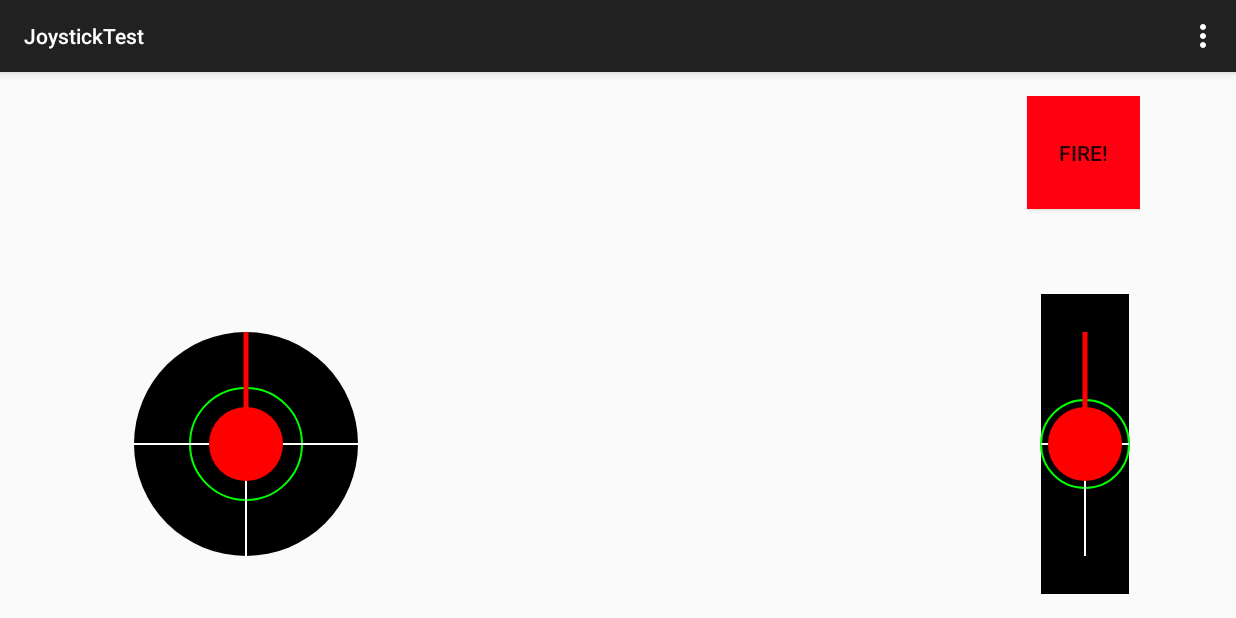
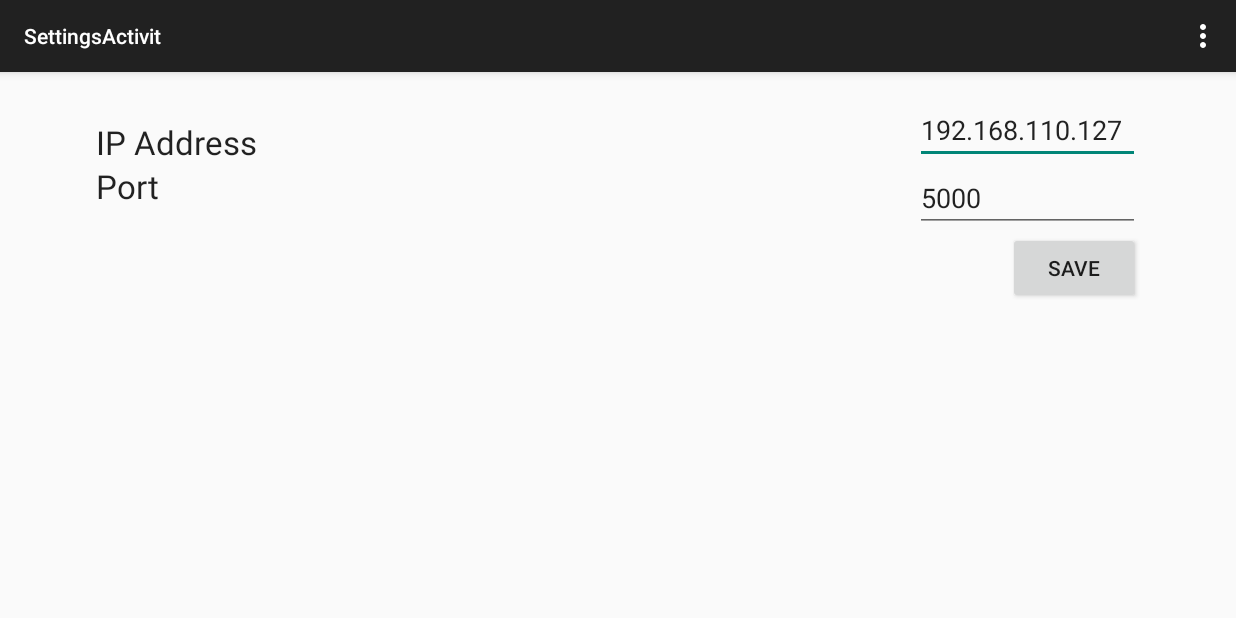
Before and after one commit to rpappa/JoystickTest, an Android app: the screen it shows after launch (test1 before the commit, SettingsActivity after it), in the options menu, after a tap on "Settings", on a phone screen of 824 x 412 dp (held sideways). Run offline under Robolectric (Android 15) with nearby library versions, the phone set to English and light mode, and no system bars.

Commit message:
Settings page
And some controller stuff

```diff
--- a/Android Code/app/build.gradle
+++ b/Android Code/app/build.gradle
@@ -6,7 +6,7 @@ android {
 
     defaultConfig {
         applicationId "com.rpappa.ryan.joysticktest"
-        minSdkVersion 15
+        minSdkVersion 18
         targetSdkVersion 23
         versionCode 1
         versionName "1.0"
--- /dev/null
+++ b/Android Code/app/src/main/java/com/rpappa/ryan/joysticktest/SettingsActivity.java
@@ -0,0 +1,70 @@
+package com.rpappa.ryan.joysticktest;
+
+import android.content.Context;
+import android.content.SharedPreferences;
+import android.support.v7.app.AppCompatActivity;
+import android.os.Bundle;
+import android.view.Menu;
+import android.view.MenuItem;
+import android.view.View;
+import android.widget.Button;
+import android.widget.EditText;
+
+public class SettingsActivity extends AppCompatActivity {
+
+    @Override
+    protected void onCreate(Bundle savedInstanceState) {
+        super.onCreate(savedInstanceState);
+        setContentView(R.layout.activity_settings);
+
+        Context context = getApplicationContext();
+        final SharedPreferences sharedPref = context.getSharedPreferences(
+                "com.rpappa.ryan.joysticktest", Context.MODE_PRIVATE);
+        final SharedPreferences.Editor editor = sharedPref.edit();
+        final String ipKey = "com.rpappa.ryan.joysticktest.ip";
+        final String portKey = "com.rpappa.ryan.joysticktest.port";
+
+        final String ip = sharedPref.getString(ipKey, "192.168.110.127");
+        final int port = sharedPref.getInt(portKey, 5000);
+
+        Button saveButton = (Button) findViewById(R.id.button2);
+        final EditText ipText = (EditText) findViewById(R.id.editText);
+        final EditText portText = (EditText) findViewById(R.id.editText2);
+
+        ipText.setText(ip);
+        portText.setText(String.valueOf(port));
+
+        saveButton.setOnClickListener(new View.OnClickListener() {
+            @Override
+            public void onClick(View v) {
+                editor.putString(ipKey, ipText.getText().toString());
+                editor.putInt(portKey, Integer.valueOf(portText.getText().toString()));
+                test1.ip = ipText.getText().toString();
+                test1.port = Integer.valueOf(portText.getText().toString());
+                editor.apply();
+            }
+        });
+    }
+
+    @Override
+    public boolean onCreateOptionsMenu(Menu menu) {
+        // Inflate the menu; this adds items to the action bar if it is present.
+        getMenuInflater().inflate(R.menu.menu_settings, menu);
+        return true;
+    }
+
+    @Override
+    public boolean onOptionsItemSelected(MenuItem item) {
+        // Handle action bar item clicks here. The action bar will
+        // automatically handle clicks on the Home/Up button, so long
+        // as you specify a parent activity in AndroidManifest.xml.
+        int id = item.getItemId();
+
+        //noinspection SimplifiableIfStatement
+        if (id == R.id.action_settings) {
+            return true;
+        }
+
+        return super.onOptionsItemSelected(item);
+    }
+}
--- a/Android Code/app/src/main/java/com/rpappa/ryan/joysticktest/test1.java
+++ b/Android Code/app/src/main/java/com/rpappa/ryan/joysticktest/test1.java
@@ -1,11 +1,16 @@
 package com.rpappa.ryan.joysticktest;
 
+import android.content.Context;
+import android.content.Intent;
+import android.content.SharedPreferences;
 import android.support.v7.app.AppCompatActivity;
 import android.os.Bundle;
 import android.view.Menu;
 import android.view.MenuItem;
+import android.view.MotionEvent;
 import android.view.View;
 import android.widget.Button;
+import android.widget.RelativeLayout;
 
 import java.net.DatagramPacket;
 import java.net.DatagramSocket;
@@ -21,10 +26,24 @@ public class test1 extends AppCompatActivity {
     public int joyAngle = 0;
     public boolean fire = false;
 
+    public static String ip = "192.168.110.127";
+    public static int port = 5000;
+
     @Override
     protected void onCreate(Bundle savedInstanceState) {
         super.onCreate(savedInstanceState);
         setContentView(R.layout.activity_test1);
+
+        Context context = getApplicationContext();
+        final SharedPreferences sharedPref = context.getSharedPreferences(
+                "com.rpappa.ryan.joysticktest", Context.MODE_PRIVATE);
+        final SharedPreferences.Editor editor = sharedPref.edit();
+        final String ipKey = "com.rpappa.ryan.joysticktest.ip";
+        final String portKey = "com.rpappa.ryan.joysticktest.port";
+
+        ip = sharedPref.getString(ipKey, "192.168.110.127");
+        port = sharedPref.getInt(portKey, 5000);
+
         joystick = (JoystickView) findViewById(R.id.joy);
         slider = (SliderView) findViewById(R.id.slide1);
         fireButton = (Button) findViewById(R.id.button);
@@ -74,8 +93,8 @@ public class test1 extends AppCompatActivity {
                         @Override
                         public void run() {
                             try {
-                                InetAddress address = InetAddress.getByName("192.168.110.127");
-                                DatagramPacket packet = new DatagramPacket(message, message.length, address, 5000);
+                                InetAddress address = InetAddress.getByName(ip);
+                                DatagramPacket packet = new DatagramPacket(message, message.length, address, port);
                                 DatagramSocket datagramSocket = new DatagramSocket();
                                 datagramSocket.send(packet);
                             } catch (Exception e) {
@@ -94,6 +113,28 @@ public class test1 extends AppCompatActivity {
             }
         });
         udpLoop.start();
+
+//        final RelativeLayout main = (RelativeLayout) findViewById(R.id.main);
+//
+//        new Thread(new Runnable() {
+//            @Override
+//            public void run() {
+//                try {
+////                   Thread.sleep(1000);
+//                } catch (Exception e) {
+//                    System.err.println(e);
+//                }
+//                while(1==1) {
+//                    System.out.println(getWindow().getCurrentFocus());
+////                    main.requestFocus();
+//                    try {
+//                        Thread.sleep(500);
+//                    } catch (Exception e) {
+//                        System.err.println(e);
+//                    }
+//                }
+//            }
+//        }).start();
     }
 
     @Override
@@ -112,9 +153,32 @@ public class test1 extends AppCompatActivity {
 
         //noinspection SimplifiableIfStatement
         if (id == R.id.action_settings) {
+            Intent intent = new Intent(test1.this, SettingsActivity.class);
+            test1.this.startActivity(intent);
             return true;
         }
 
         return super.onOptionsItemSelected(item);
     }
+
+//    @Override
+//    public boolean onGenericMotionEvent(MotionEvent event) {
+//        if (event.isFromSource(InputDevice.SOURCE_CLASS_JOYSTICK)) {
+//            if (event.getAction() == MotionEvent.ACTION_MOVE) {
+//                // process the joystick movement...
+//                return true;
+//            }
+//        }
+//        if (event.isFromSource(InputDevice.SOURCE_CLASS_POINTER)) {
+//            switch (event.getAction()) {
+//                case MotionEvent.ACTION_HOVER_MOVE:
+//                    // process the mouse hover movement...
+//                    return true;
+//                case MotionEvent.ACTION_SCROLL:
+//                    // process the scroll wheel movement...
+//                    return true;
+//            }
+//        }
+//        return super.onGenericMotionEvent(event);
+//    }
 }
--- /dev/null
+++ b/Android Code/app/src/main/res/layout/activity_settings.xml
@@ -0,0 +1,60 @@
+<RelativeLayout xmlns:android="http://schemas.android.com/apk/res/android"
+    xmlns:tools="http://schemas.android.com/tools" android:layout_width="match_parent"
+    android:layout_height="match_parent" android:paddingLeft="@dimen/activity_horizontal_margin"
+    android:paddingRight="@dimen/activity_horizontal_margin"
+    android:paddingTop="@dimen/activity_vertical_margin"
+    android:paddingBottom="@dimen/activity_vertical_margin"
+    tools:context="com.rpappa.ryan.joysticktest.SettingsActivity">
+
+    <EditText
+        android:layout_width="150dp"
+        android:layout_height="wrap_content"
+        android:id="@+id/editText"
+        android:text="192.168.110.127"
+        android:layout_alignParentTop="true"
+        android:layout_alignParentRight="true"
+        android:layout_alignParentEnd="true" />
+
+    <EditText
+        android:layout_width="wrap_content"
+        android:layout_height="wrap_content"
+        android:inputType="number"
+        android:ems="10"
+        android:id="@+id/editText2"
+        android:text="5000"
+        android:layout_below="@+id/editText"
+        android:layout_alignParentRight="true"
+        android:layout_alignParentEnd="true"
+        android:layout_alignLeft="@+id/editText"
+        android:layout_alignStart="@+id/editText" />
+
+    <TextView
+        android:layout_width="wrap_content"
+        android:layout_height="wrap_content"
+        android:textAppearance="?android:attr/textAppearanceLarge"
+        android:text="IP Address"
+        android:id="@+id/textView"
+        android:layout_above="@+id/editText2"
+        android:layout_alignParentLeft="true"
+        android:layout_alignParentStart="true" />
+
+    <TextView
+        android:layout_width="wrap_content"
+        android:layout_height="wrap_content"
+        android:textAppearance="?android:attr/textAppearanceLarge"
+        android:text="Port"
+        android:id="@+id/textView2"
+        android:layout_below="@+id/editText"
+        android:layout_alignParentLeft="true"
+        android:layout_alignParentStart="true" />
+
+    <Button
+        android:layout_width="wrap_content"
+        android:layout_height="wrap_content"
+        android:text="Save"
+        android:id="@+id/button2"
+        android:layout_below="@+id/editText2"
+        android:layout_alignRight="@+id/editText2"
+        android:layout_alignEnd="@+id/editText2" />
+
+</RelativeLayout>
--- /dev/null
+++ b/Android Code/app/src/main/res/menu/menu_settings.xml
@@ -0,0 +1,7 @@
+<menu xmlns:android="http://schemas.android.com/apk/res/android"
+    xmlns:app="http://schemas.android.com/apk/res-auto"
+    xmlns:tools="http://schemas.android.com/tools"
+    tools:context="com.rpappa.ryan.joysticktest.SettingsActivity">
+    <item android:id="@+id/action_settings" android:title="@string/action_settings"
+        android:orderInCategory="100" app:showAsAction="never" />
+</menu>
--- a/Android Code/app/src/main/res/values/strings.xml
+++ b/Android Code/app/src/main/res/values/strings.xml
@@ -3,4 +3,5 @@
 
     <string name="hello_world">Hello world!</string>
     <string name="action_settings">Settings</string>
+    <string name="title_activity_settings">SettingsActivit</string>
 </resources>
```
Also changed, not shown: Android Code/app/src/main/AndroidManifest.xml (+6 -2 lines), Android Code/app/src/main/java/com/rpappa/ryan/joysticktest/ControllerView.java (added, +82 -0 lines), Android Code/app/src/main/res/layout/activity_test1.xml (+9 -2 lines), Android Code/app/src/main/res/values/attrs_controller_view.xml (added, +8 -0 lines), 2 other files.
